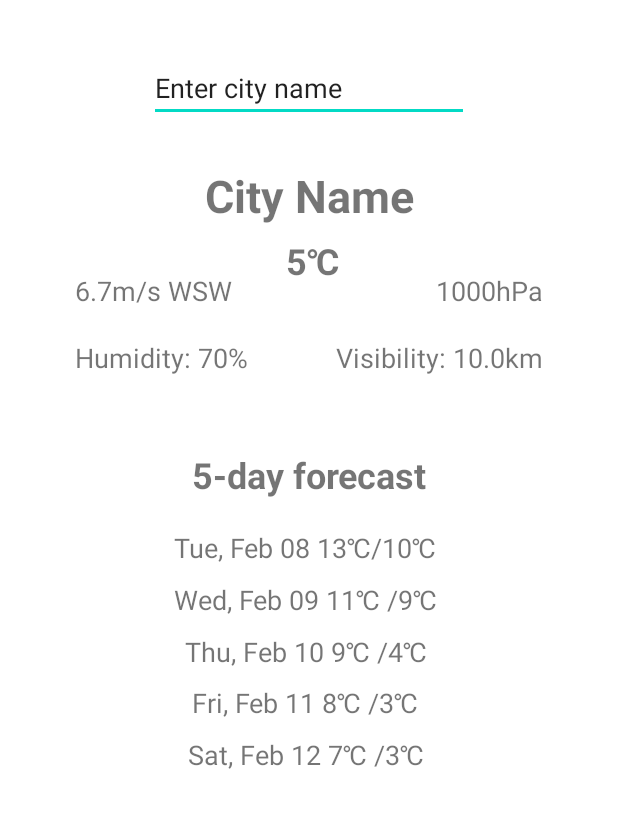
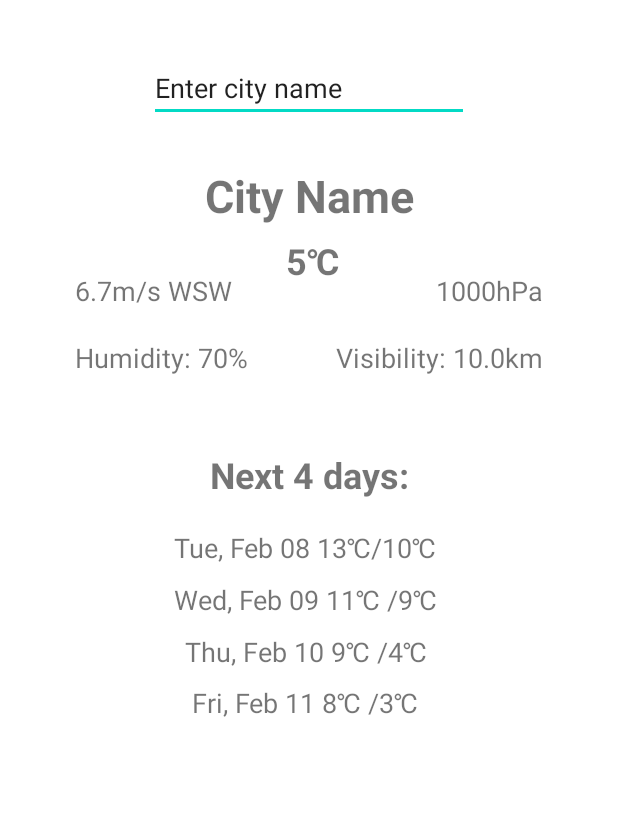
Before and after one commit to kozluck/WeatherApp, an Android app: the screen it shows after launch (MainActivity), on a phone screen of 412 x 824 dp, the part 264-1092 px from its top. Run offline under Robolectric (Android 15) with nearby library versions, the phone set to English and light mode, and no system bars.

Commit message:
All weather details

```diff
--- a/app/src/main/java/com/example/weatherapp/DataHandler.java
+++ b/app/src/main/java/com/example/weatherapp/DataHandler.java
@@ -22,11 +22,12 @@ public class DataHandler {
     public boolean setData(String cityName, Activity activity){
         Geocoder geocoder = new Geocoder(activity.getApplicationContext());
         try {
-            List<Address> address = geocoder.getFromLocationName(cityName,5);
+            List<Address> address = geocoder.getFromLocationName(cityName,1);
             Address location = address.get(0);
             ViewHandler viewHandler = new ViewHandler(activity);
             JSONObject jsonObject = getDataFromApi(String.valueOf(location.getLatitude()),String.valueOf(location.getLongitude()));
             viewHandler.setValuesFromJsonObject(jsonObject);
+            viewHandler.setCityName(location.getAddressLine(0));
 
         } catch (IOException e) {
             e.printStackTrace();
@@ -37,7 +38,7 @@ public class DataHandler {
     private JSONObject getDataFromApi(String lat, String lon){
         HttpURLConnection http;
         try {
-            URL url = new URL("https://api.openweathermap.org/data/2.5/weather?lat=" +lat+"&lon="+lon+"&appid="+apiKeyWeather);
+            URL url = new URL("https://api.openweathermap.org/data/2.5/onecall?lat="+lat+"&lon="+lon+"&exclude=hourly,minutely,alerts&appid="+apiKeyWeather);
             http = (HttpsURLConnection)url.openConnection();
             http.setRequestMethod("GET");
             http.connect();
--- a/app/src/main/res/layout/activity_main.xml
+++ b/app/src/main/res/layout/activity_main.xml
@@ -6,14 +6,7 @@
         android:layout_width="match_parent"
         android:layout_height="match_parent"
         tools:context=".MainActivity" android:id="@+id/city">
-    <TextView
-            android:text="Sat, Feb 12 7℃ /3℃ "
-            android:layout_width="wrap_content"
-            android:layout_height="wrap_content" android:id="@+id/FifthDayData"
-            android:textSize="18sp" android:layout_marginTop="10dp"
-            app:layout_constraintTop_toBottomOf="@+id/FourthDayData"
-            app:layout_constraintEnd_toEndOf="parent" app:layout_constraintStart_toStartOf="parent"
-    />
+
     <TextView
             android:text="Fri, Feb 11 8℃ /3℃ "
             android:layout_width="wrap_content"
@@ -138,7 +131,7 @@
         android:layout_width="wrap_content"
         android:layout_height="wrap_content"
         android:layout_marginTop="110dp"
-        android:text="5-day forecast"
+        android:text="Next 4 days:"
         android:textSize="24sp"
         android:textStyle="bold"
         app:layout_constraintEnd_toEndOf="parent"
```
Also changed, not shown: app/src/main/java/com/example/weatherapp/ViewHandler.java (+36 -8 lines).
